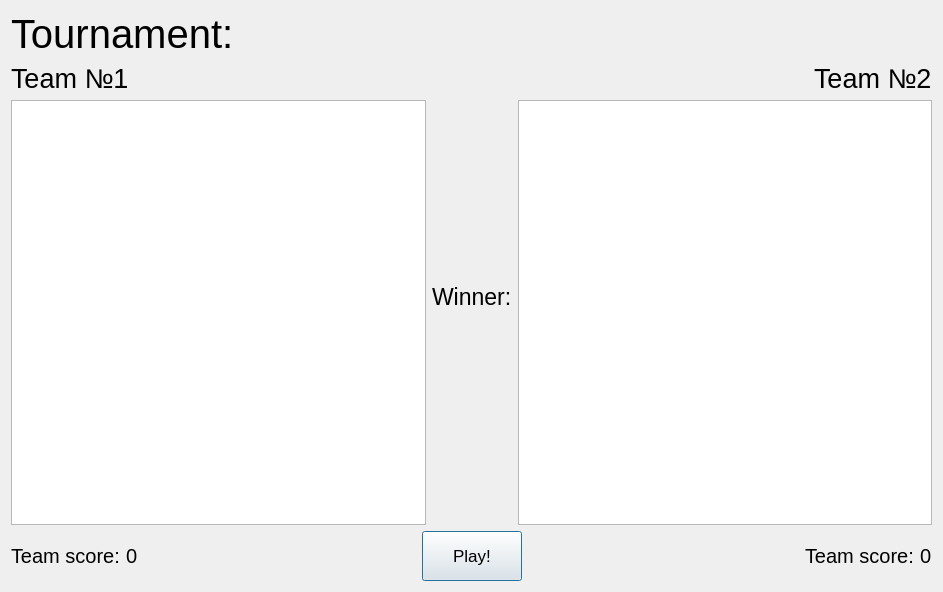
Old version of the form nba_game/tournamentwindow.ui in the repository Razorlance/dsba-itop2022-hw.
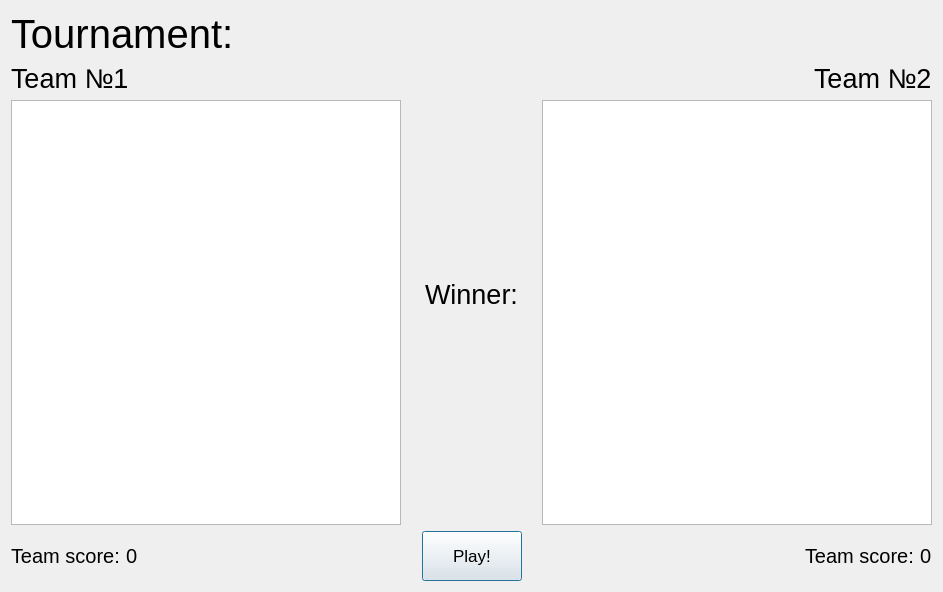
New version of the form.

Diff of the .ui file:
```diff
--- a/nba_game/tournamentwindow.ui
+++ b/nba_game/tournamentwindow.ui
@@ -68,7 +68,7 @@
     </layout>
    </item>
    <item>
-    <layout class="QHBoxLayout" name="horizontalLayout_2">
+    <layout class="QHBoxLayout" name="horizontalLayout_2" stretch="30,10,30">
      <item>
       <widget class="QTableView" name="teamTable1"/>
      </item>
@@ -91,24 +91,30 @@
         <widget class="QLabel" name="winnerLabel">
          <property name="font">
           <font>
-           <pointsize>17</pointsize>
+           <pointsize>20</pointsize>
           </font>
          </property>
          <property name="text">
           <string>Winner:</string>
          </property>
+         <property name="alignment">
+          <set>Qt::AlignCenter</set>
+         </property>
         </widget>
        </item>
        <item>
         <widget class="QLabel" name="winnerIs">
          <property name="font">
           <font>
-           <pointsize>17</pointsize>
+           <pointsize>20</pointsize>
           </font>
          </property>
          <property name="text">
           <string/>
          </property>
+         <property name="alignment">
+          <set>Qt::AlignCenter</set>
+         </property>
         </widget>
        </item>
        <item>
```
Left out of the diff: 2 changed lines with no effect on the pictures.
